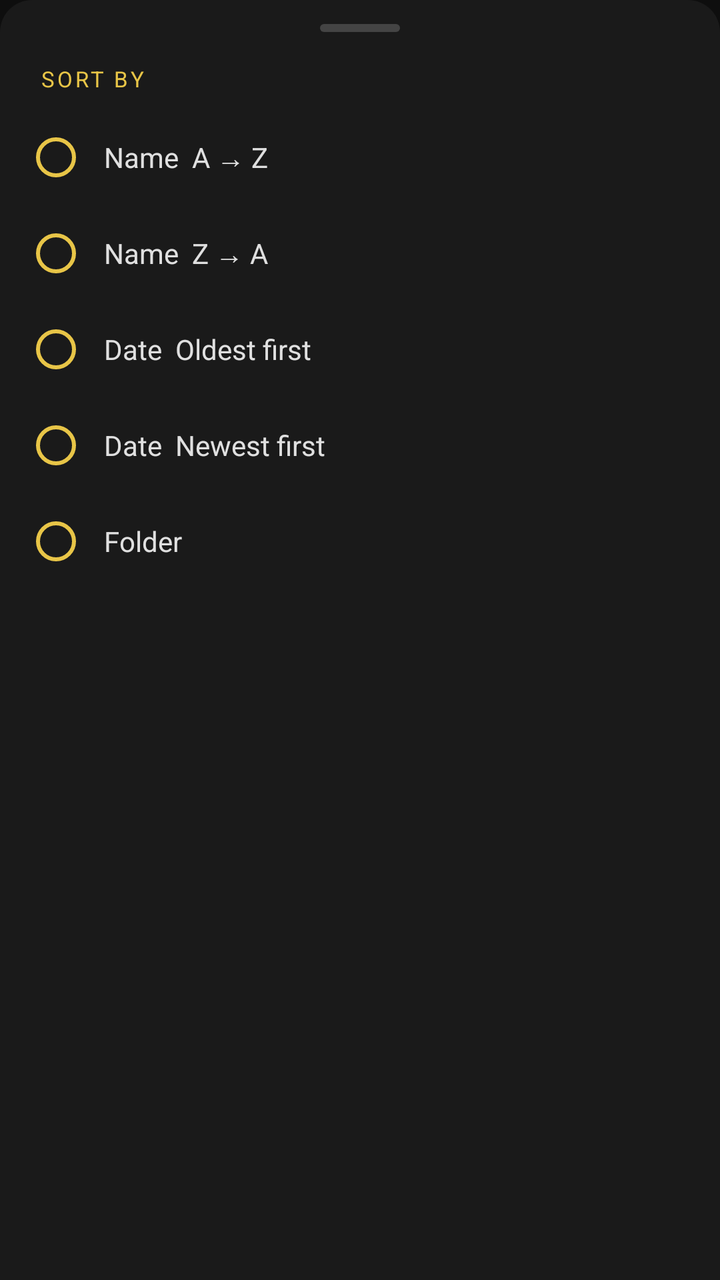
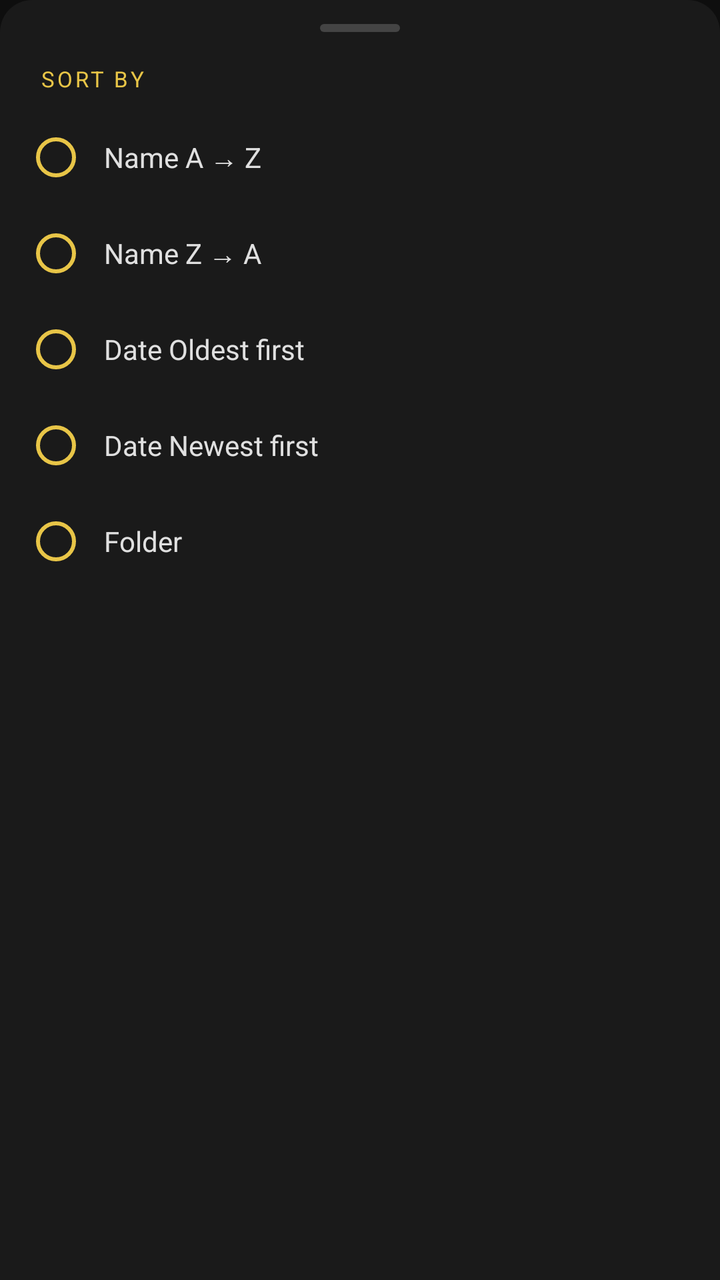

Compare the two renders of this Android layout. The source of the first and the diff that turns it into the second are given below.
<!-- AndroidManifest.xml: application theme Theme.FontLens -->
<!-- res/layout/bottom_sheet_sort.xml -->
<?xml version="1.0" encoding="utf-8"?>
<LinearLayout
    xmlns:android="http://schemas.android.com/apk/res/android"
    android:layout_width="match_parent"
    android:layout_height="wrap_content"
    android:orientation="vertical"
    android:background="@drawable/bg_bottom_sheet"
    android:paddingTop="12dp"
    android:paddingBottom="24dp">

    
    <View
        android:layout_width="40dp"
        android:layout_height="4dp"
        android:layout_gravity="center_horizontal"
        android:layout_marginBottom="16dp"
        android:background="@drawable/bg_sheet_handle" />

    <TextView
        android:layout_width="wrap_content"
        android:layout_height="wrap_content"
        android:text="SORT BY"
        android:textColor="@color/accent"
        android:textSize="11sp"
        android:letterSpacing="0.12"
        android:paddingStart="20dp"
        android:paddingBottom="8dp" />

    <RadioGroup
        android:id="@+id/rg_sort"
        android:layout_width="match_parent"
        android:layout_height="wrap_content"
        android:paddingStart="12dp"
        android:paddingEnd="12dp">

        <RadioButton android:id="@+id/rb_name_asc"
            android:layout_width="match_parent" android:layout_height="48dp"
            android:text="Name  A → Z"
            android:textColor="@color/text_primary" android:textSize="14sp"
            android:buttonTint="@color/accent" android:paddingStart="8dp" />
        <RadioButton android:id="@+id/rb_name_desc"
            android:layout_width="match_parent" android:layout_height="48dp"
            android:text="Name  Z → A"
            android:textColor="@color/text_primary" android:textSize="14sp"
            android:buttonTint="@color/accent" android:paddingStart="8dp" />
        <RadioButton android:id="@+id/rb_date_asc"
            android:layout_width="match_parent" android:layout_height="48dp"
            android:text="Date  Oldest first"
            android:textColor="@color/text_primary" android:textSize="14sp"
            android:buttonTint="@color/accent" android:paddingStart="8dp" />
        <RadioButton android:id="@+id/rb_date_desc"
            android:layout_width="match_parent" android:layout_height="48dp"
            android:text="Date  Newest first"
            android:textColor="@color/text_primary" android:textSize="14sp"
            android:buttonTint="@color/accent" android:paddingStart="8dp" />
        <RadioButton android:id="@+id/rb_folder"
            android:layout_width="match_parent" android:layout_height="48dp"
            android:text="Folder"
            android:textColor="@color/text_primary" android:textSize="14sp"
            android:buttonTint="@color/accent" android:paddingStart="8dp" />

    </RadioGroup>

</LinearLayout>
<!-- resources referenced by this layout -->
<resources>
  <color name="accent">#E8C547</color>
  <color name="text_primary">#E0E0E0</color>
  <!-- drawable bg_bottom_sheet (drawable) -->
  <?xml version="1.0" encoding="utf-8"?>
  <shape xmlns:android="http://schemas.android.com/apk/res/android" android:shape="rectangle">
      <solid android:color="#1A1A1A"/>
      <corners android:topLeftRadius="16dp" android:topRightRadius="16dp"/>
  </shape>
  <!-- drawable bg_sheet_handle (drawable) -->
  <?xml version="1.0" encoding="utf-8"?>
  <shape xmlns:android="http://schemas.android.com/apk/res/android"
      android:shape="rectangle">
      <solid android:color="#444444" />
      <corners android:radius="2dp" />
  </shape>
  <style name="Theme.FontLens" parent="Theme.MaterialComponents.DayNight.NoActionBar">
          <item name="colorPrimary">@color/accent</item>
          <item name="colorPrimaryVariant">@color/accent_dim</item>
          <item name="colorOnPrimary">@color/bg_primary</item>
          <item name="colorSecondary">@color/accent</item>
          <item name="colorSurface">@color/bg_surface</item>
          <item name="colorOnSurface">@color/text_primary</item>
          <item name="android:colorBackground">@color/bg_primary</item>
          <item name="android:windowBackground">@color/bg_primary</item>
          <item name="android:statusBarColor">@color/bg_sidebar</item>
          <item name="android:navigationBarColor">@color/bg_sidebar</item>
          <item name="android:textColorPrimary">@color/text_primary</item>
          <item name="android:textColorSecondary">@color/text_secondary</item>
          <item name="materialCardViewStyle">@style/CardStyle</item>
      </style>
  <color name="accent_dim">#1A1800</color>
  <color name="bg_primary">#0E0E0E</color>
  <color name="bg_surface">#141414</color>
  <color name="bg_sidebar">#0A0A0A</color>
  <color name="text_secondary">#AAAAAA</color>
  <style name="CardStyle" parent="Widget.MaterialComponents.CardView">
          <item name="cardBackgroundColor">@color/bg_surface</item>
          <item name="cardCornerRadius">8dp</item>
          <item name="cardElevation">0dp</item>
          <item name="strokeColor">@color/divider</item>
          <item name="strokeWidth">1dp</item>
      </style>
  <color name="divider">#1F1F1F</color>
</resources>

<!-- the commit's change to res/layout/bottom_sheet_sort.xml (unified diff, before → after) -->
@@ -19,7 +19,7 @@
     <TextView
         android:layout_width="wrap_content"
         android:layout_height="wrap_content"
-        android:text="SORT BY"
+        android:text="@string/section_sort_by"
         android:textColor="@color/accent"
         android:textSize="11sp"
         android:letterSpacing="0.12"
@@ -35,27 +35,27 @@
 
         <RadioButton android:id="@+id/rb_name_asc"
             android:layout_width="match_parent" android:layout_height="48dp"
-            android:text="Name  A → Z"
+            android:text="@string/sort_name_asc"
             android:textColor="@color/text_primary" android:textSize="14sp"
             android:buttonTint="@color/accent" android:paddingStart="8dp" />
         <RadioButton android:id="@+id/rb_name_desc"
             android:layout_width="match_parent" android:layout_height="48dp"
-            android:text="Name  Z → A"
+            android:text="@string/sort_name_desc"
             android:textColor="@color/text_primary" android:textSize="14sp"
             android:buttonTint="@color/accent" android:paddingStart="8dp" />
         <RadioButton android:id="@+id/rb_date_asc"
             android:layout_width="match_parent" android:layout_height="48dp"
-            android:text="Date  Oldest first"
+            android:text="@string/sort_date_asc"
             android:textColor="@color/text_primary" android:textSize="14sp"
             android:buttonTint="@color/accent" android:paddingStart="8dp" />
         <RadioButton android:id="@+id/rb_date_desc"
             android:layout_width="match_parent" android:layout_height="48dp"
-            android:text="Date  Newest first"
+            android:text="@string/sort_date_desc"
             android:textColor="@color/text_primary" android:textSize="14sp"
             android:buttonTint="@color/accent" android:paddingStart="8dp" />
         <RadioButton android:id="@+id/rb_folder"
             android:layout_width="match_parent" android:layout_height="48dp"
-            android:text="Folder"
+            android:text="@string/sort_folder"
             android:textColor="@color/text_primary" android:textSize="14sp"
             android:buttonTint="@color/accent" android:paddingStart="8dp" />
 
<!-- resource entries referenced after the edit -->
@@ -5,16 +5,21 @@
   <!-- drawable bg_bottom_sheet (drawable) -->
   <?xml version="1.0" encoding="utf-8"?>
   <shape xmlns:android="http://schemas.android.com/apk/res/android" android:shape="rectangle">
-      <solid android:color="#1A1A1A"/>
+      <solid android:color="@color/bg_elevated"/>
       <corners android:topLeftRadius="16dp" android:topRightRadius="16dp"/>
   </shape>
   <!-- drawable bg_sheet_handle (drawable) -->
   <?xml version="1.0" encoding="utf-8"?>
-  <shape xmlns:android="http://schemas.android.com/apk/res/android"
-      android:shape="rectangle">
-      <solid android:color="#444444" />
-      <corners android:radius="2dp" />
+  <shape xmlns:android="http://schemas.android.com/apk/res/android" android:shape="rectangle">
+      <solid android:color="@color/sheet_handle" />
+      <corners android:radius="2dp"/>
   </shape>
+  <string name="section_sort_by">SORT BY</string>
+  <string name="sort_date_asc">Date  Oldest first</string>
+  <string name="sort_date_desc">Date  Newest first</string>
+  <string name="sort_folder">Folder</string>
+  <string name="sort_name_asc">Name  A → Z</string>
+  <string name="sort_name_desc">Name  Z → A</string>
   <style name="Theme.FontLens" parent="Theme.MaterialComponents.DayNight.NoActionBar">
           <item name="colorPrimary">@color/accent</item>
           <item name="colorPrimaryVariant">@color/accent_dim</item>
@@ -30,6 +35,8 @@
           <item name="android:textColorSecondary">@color/text_secondary</item>
           <item name="materialCardViewStyle">@style/CardStyle</item>
       </style>
+  <color name="bg_elevated">#1A1A1A</color>
+  <color name="sheet_handle">#444444</color>
   <color name="accent_dim">#1A1800</color>
   <color name="bg_primary">#0E0E0E</color>
   <color name="bg_surface">#141414</color>
